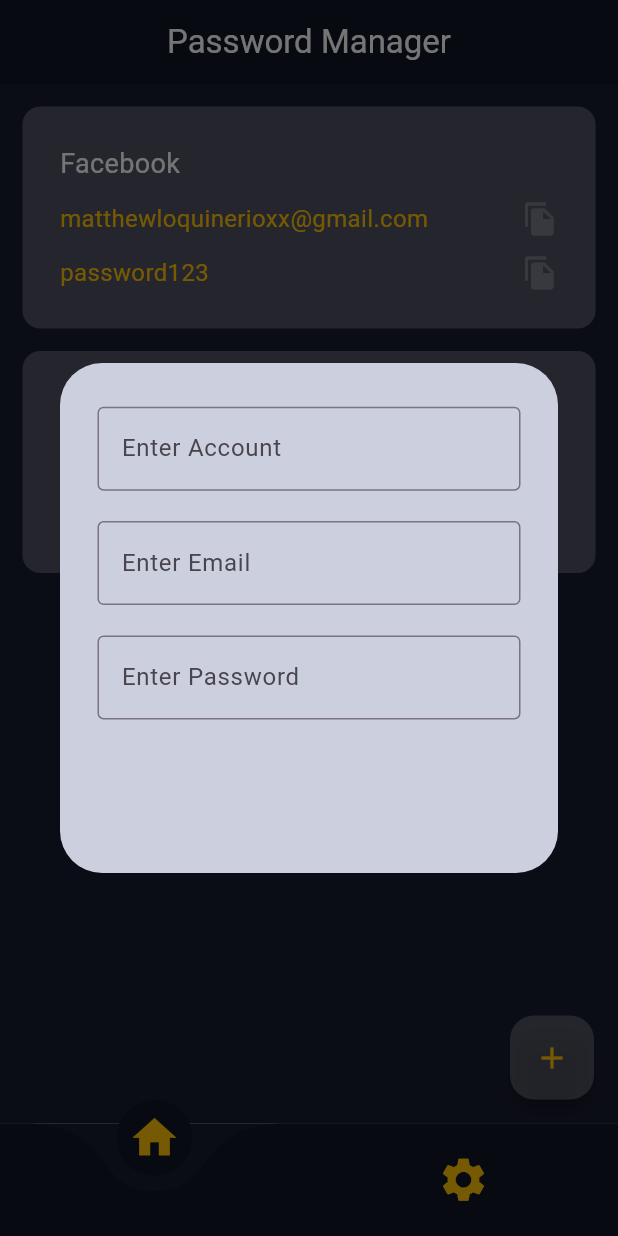
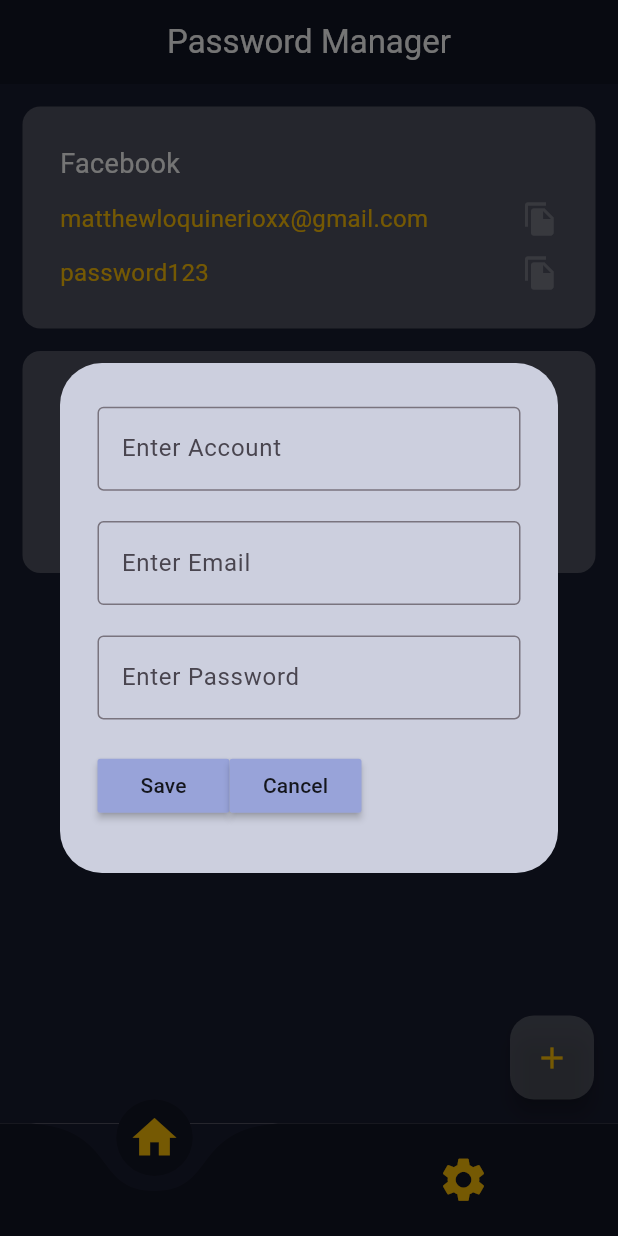
Before and after one commit to EEngineerLoki/flutter_taskmanager, a Flutter app: the screen it shows after launch, after a tap on the "add" icon, on a phone screen of 412 x 824 dp. Run offline on Flutter 3.47's test engine with Material 3 defaults, Android fonts, the phone set to English and light mode, and no system bars; drawn by our look-alikes of curved_navigation_bar.

Commit message:
buttons with function

```diff
--- a/lib/pages/myhomepage.dart
+++ b/lib/pages/myhomepage.dart
@@ -17,11 +17,31 @@ class MyHomePageState extends State<MyHomePage> {
     ['Instagram', 'mtthwloki@gmail.com', 'aosdcimao#123']
   ];
 
+  final _acontroller = TextEditingController();
+  final _econtroller = TextEditingController();
+  final _pcontroller = TextEditingController();
+
   void createNewAccount() {
     showDialog(
       context: context,
-      builder: (context) => const DialogBox(),
+      builder: (context) => DialogBox(
+        onSave: saveNewAccount,
+        onCancel: Navigator.of(context).pop,
+        accontroller: _acontroller,
+        eccontroller: _econtroller,
+        pccontroller: _pcontroller,
+      ),
     );
+  }
+
+  void saveNewAccount() {
+    setState(() {
+      account.add([_acontroller.text, _econtroller.text, _pcontroller.text ]);
+      _acontroller.clear();
+      _econtroller.clear();
+      _pcontroller.clear();
+    });
+    Navigator.of(context).pop();
   }
 
   @override
--- a/lib/util/dialogbox.dart
+++ b/lib/util/dialogbox.dart
@@ -1,37 +1,60 @@
+// ignore_for_file: prefer_typing_uninitialized_variables
+
 import 'package:flutter/material.dart';
 import 'package:flutter_accountmanager/util/my_button.dart';
 
 class DialogBox extends StatelessWidget {
-  const DialogBox({super.key});
+  const DialogBox({
+    super.key,
+    required this.onSave,
+    required this.onCancel,
+    required this.accontroller,
+    required this.eccontroller,
+    required this.pccontroller
+    });
+
+  final accontroller;
+  final eccontroller;
+  final pccontroller;
+  final VoidCallback onCancel;
+  final VoidCallback onSave;
 
   @override
   Widget build(BuildContext context) {
-    return const AlertDialog(
-      backgroundColor: Color(0xFFcccfde),
+    return AlertDialog(
+      backgroundColor: const Color(0xFFcccfde),
       content: SizedBox(
         height: 300,
         width: 400,
         child: Padding(
-          padding: EdgeInsets.only(top: 3, left: 1, right: 1),
+          padding: const EdgeInsets.only(top: 3, left: 1, right: 1),
           child: Column(
             mainAxisAlignment: MainAxisAlignment.spaceAround,
             children: [
               TextField(
-                decoration: InputDecoration(
+                controller: accontroller,
+                decoration: const InputDecoration(
                   border: OutlineInputBorder(),
                   hintText: 'Enter Account',
               ),),
               TextField(
-                decoration: InputDecoration(
+                controller: eccontroller,
+                decoration: const InputDecoration(
                   border: OutlineInputBorder(),
                   hintText: 'Enter Email'
                 ),),
               TextField(
-                decoration: InputDecoration(
+                controller: pccontroller,
+                decoration: const InputDecoration(
                   border: OutlineInputBorder(),
                   hintText: 'Enter Password'
                 ),),
-              MyButton()
+              Row(
+                children: [
+                  MyButton(onPressed: onSave, text: 'Save'),
+                  MyButton(onPressed: onCancel, text: 'Cancel')
+                ],
+              )
             ],
           ),
           ),),
--- a/lib/util/my_button.dart
+++ b/lib/util/my_button.dart
@@ -1,12 +1,20 @@
 import 'package:flutter/material.dart';
 
 class MyButton extends StatelessWidget {
-  const MyButton({super.key});
+  const MyButton({
+    super.key,
+    required this.onPressed,
+    required this.text});
+
+  final VoidCallback onPressed;
+  final String text;
 
   @override
   Widget build(BuildContext context) {
     return MaterialButton(
-      onPressed: () {},
+      onPressed: onPressed,
+      color: const Color(0xFF98a3d9),
+      child: Text(text),
     );
   }
 }
```
